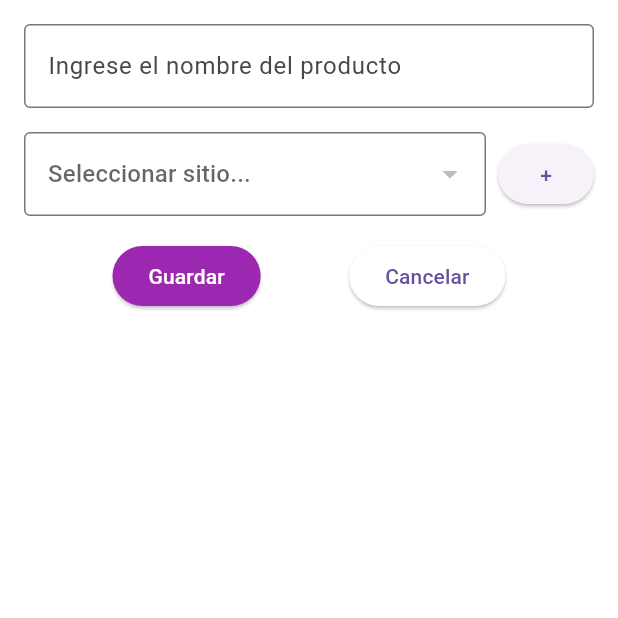
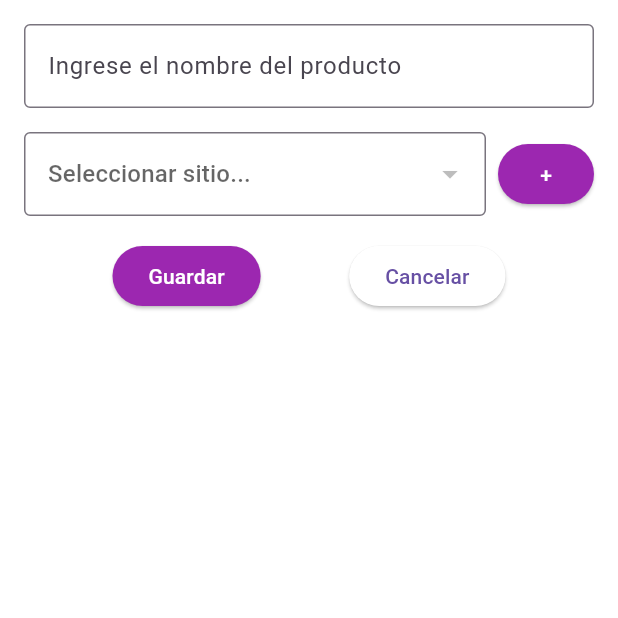
Before and after one commit to surullisuus/trabajo, a Flutter app: the NewProductForm screen opened directly, after a tap on "Guardar", on a phone screen of 412 x 824 dp, the top half of it. Run offline on Flutter 3.47's test engine with Material 3 defaults, Android fonts, the phone set to English and light mode, and no system bars; our stand-ins replace cloud_firestore, firebase_core; accounts and stored records are empty.

Commit message:
fix: arreglos en agregar sitios

```diff
--- a/lib/Pages/AgregarSitio.dart
+++ b/lib/Pages/AgregarSitio.dart
@@ -1,7 +1,4 @@
 import 'package:flutter/material.dart';
-import 'package:firebase_core/firebase_core.dart';
-import 'package:cloud_firestore/cloud_firestore.dart';
-
 import 'firebase_services.dart';
 
 class NewSitioForm extends StatefulWidget {
@@ -11,7 +8,6 @@ class NewSitioForm extends StatefulWidget {
 
 class _NewSitioFormState extends State<NewSitioForm> {
   final siteNameController = TextEditingController();
-
 
   @override
   Widget build(BuildContext context) {
@@ -38,6 +34,9 @@ class _NewSitioFormState extends State<NewSitioForm> {
                   siteNameController.clear();
                 },
                 child: Text('Guardar'),
+                style: ElevatedButton.styleFrom(
+                  foregroundColor: Colors.white, backgroundColor: Colors.purple, // Color del texto
+                ),
               ),
               ElevatedButton(
                 onPressed: () {
@@ -46,7 +45,7 @@ class _NewSitioFormState extends State<NewSitioForm> {
                 },
                 child: Text('Cancelar'),
                 style: ElevatedButton.styleFrom(
-                  backgroundColor: Colors.grey,
+                  backgroundColor: Colors.white, // Color del texto
                 ),
               ),
             ],
--- a/lib/Pages/AñadirProducto.dart
+++ b/lib/Pages/AñadirProducto.dart
@@ -11,7 +11,6 @@ class NewProductForm extends StatefulWidget {
 
 class _NewProductFormState extends State<NewProductForm> {
   final _productController = TextEditingController();
-  final _siteController = TextEditingController();
   String? _selectedSite;
   List<String> _sites = [];
 
@@ -32,7 +31,7 @@ class _NewProductFormState extends State<NewProductForm> {
   void _saveProduct() async {
     if (_productController.text.isEmpty || _selectedSite == null) {
       // Opcional: Muestra un mensaje de error si faltan valores
-      ScaffoldMessenger.of(context).showSnackBar(SnackBar(
+      ScaffoldMessenger.of(context).showSnackBar(const SnackBar(
         content: Text('Por favor, ingrese un nombre de producto y seleccione un sitio'),
       ));
       return;
@@ -53,7 +52,7 @@ class _NewProductFormState extends State<NewProductForm> {
     });
 
     // Opcional: Muestra un mensaje de éxito
-    ScaffoldMessenger.of(context).showSnackBar(SnackBar(
+    ScaffoldMessenger.of(context).showSnackBar(const SnackBar(
       content: Text('Producto guardado exitosamente'),
     ));
 
@@ -70,12 +69,12 @@ class _NewProductFormState extends State<NewProductForm> {
         children: [
           TextField(
             controller: _productController,
-            decoration: InputDecoration(
+            decoration: const InputDecoration(
               labelText: 'Ingrese el nombre del producto',
               border: OutlineInputBorder(),
             ),
           ),
-          SizedBox(height: 16.0),
+          const SizedBox(height: 16.0),
           Row(
             children: [
               Expanded(
@@ -111,6 +110,10 @@ class _NewProductFormState extends State<NewProductForm> {
                   );
                 },
                 child: Text('+'),
+                style: ElevatedButton.styleFrom(
+                  backgroundColor: Colors.purple,
+                  foregroundColor: Colors.white,
+                ),
               ),
             ],
           ),
--- a/lib/Pages/ListaPorDentro.dart
+++ b/lib/Pages/ListaPorDentro.dart
@@ -2,7 +2,7 @@ import 'package:cloud_firestore/cloud_firestore.dart';
 import 'package:flutter/material.dart';
 import 'AñadirProducto.dart';
 import 'EditarProducto.dart';
-import 'firebase_services.dart';
+
 
 class MyHomePage extends StatefulWidget {
   const MyHomePage({super.key, required this.title});
--- a/lib/main.dart
+++ b/lib/main.dart
@@ -1,10 +1,8 @@
 import 'package:flutter/material.dart';
-import 'Pages/ListaPorDentro.dart'; // Asegúrate de importar correctamente 'ListaPorDentro.dart'
-
-
+import 'Pages/ListaPorDentro.dart';
 import 'package:firebase_core/firebase_core.dart';
 import 'firebase_options.dart';
-import 'package:cloud_firestore/cloud_firestore.dart';
+
 
 void main() async {
   await Firebase.initializeApp(
```
